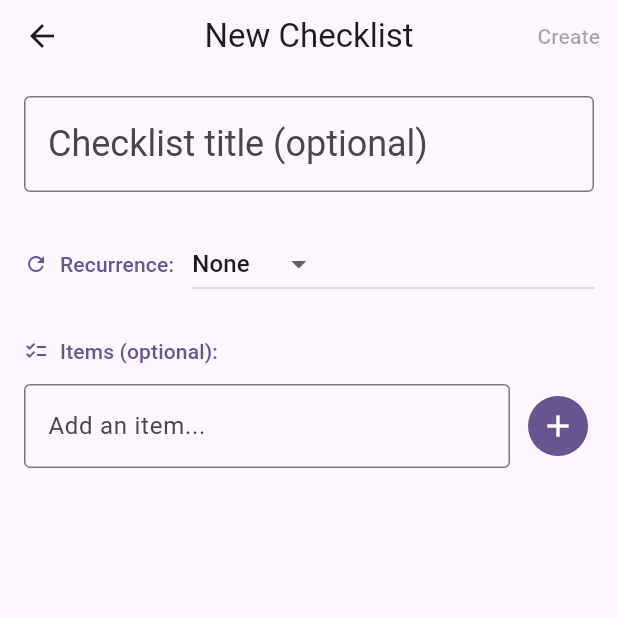
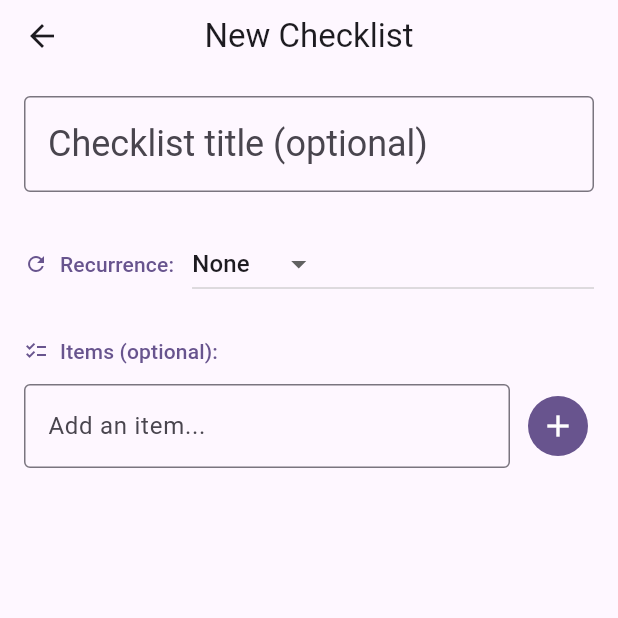
Before and after one commit to dmitrii-cernev/againly, a Flutter app: the CreateChecklistScreen screen opened directly, on a phone screen of 412 x 824 dp, the top half of it. Run offline on Flutter 3.47's test engine with Material 3 defaults, Android fonts, the phone set to English and light mode, and no system bars; our stand-ins replace flutter_riverpod, hive, hive_flutter; accounts and stored records are empty.

Commit message:
go back to autosave

```diff
--- a/lib/screens/create_checklist_screen.dart
+++ b/lib/screens/create_checklist_screen.dart
@@ -31,16 +31,16 @@ class _CreateChecklistScreenState extends ConsumerState<CreateChecklistScreen> {
     final theme = Theme.of(context);
     final colorScheme = theme.colorScheme;
 
-    return Scaffold(
-      appBar: AppBar(
-        title: const Text('New Checklist'),
-        actions: [
-          TextButton(
-            onPressed: _canCreate() ? _createChecklist : null,
-            child: const Text('Create'),
-          ),
-        ],
-      ),
+    return PopScope(
+      onPopInvokedWithResult: (didPop, result) {
+        if (didPop && _canCreate()) {
+          _createChecklist();
+        }
+      },
+      child: Scaffold(
+        appBar: AppBar(
+          title: const Text('New Checklist'),
+        ),
 
       body: Padding(
         padding: const EdgeInsets.all(16.0),
@@ -163,6 +163,7 @@ class _CreateChecklistScreenState extends ConsumerState<CreateChecklistScreen> {
           ],
         ),
       ),
+      ),
     );
   }
 
@@ -247,6 +248,5 @@ class _CreateChecklistScreenState extends ConsumerState<CreateChecklistScreen> {
     );
 
     ref.read(checklistProvider.notifier).createChecklist(checklist);
-    Navigator.of(context).pop();
   }
 }
```
Also changed, not shown: 1 other file.
